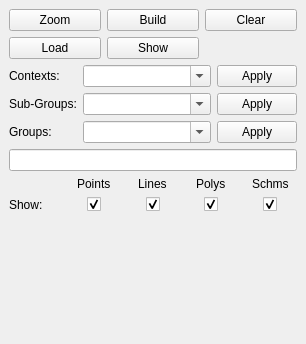
The window that filter/filter_dock_base.ui (lparchaeology/ArkPlan) describes before a commit, drawn with Qt 5.
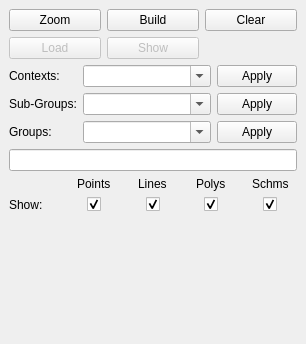
The same window after the commit. Custom widgets are drawn as their Qt base class.

Commit message: Disable loading of ARK data

```diff
--- a/filter/filter_dock_base.ui
+++ b/filter/filter_dock_base.ui
@@ -40,6 +40,9 @@
       </item>
       <item row="1" column="1">
        <widget class="QPushButton" name="loadDataButton">
+        <property name="enabled">
+         <bool>false</bool>
+        </property>
         <property name="text">
          <string>Load</string>
         </property>
@@ -47,6 +50,9 @@
       </item>
       <item row="1" column="2">
        <widget class="QPushButton" name="showDataButton">
+        <property name="enabled">
+         <bool>false</bool>
+        </property>
         <property name="text">
          <string>Show</string>
         </property>
```
The commit also changes 2 other files.
